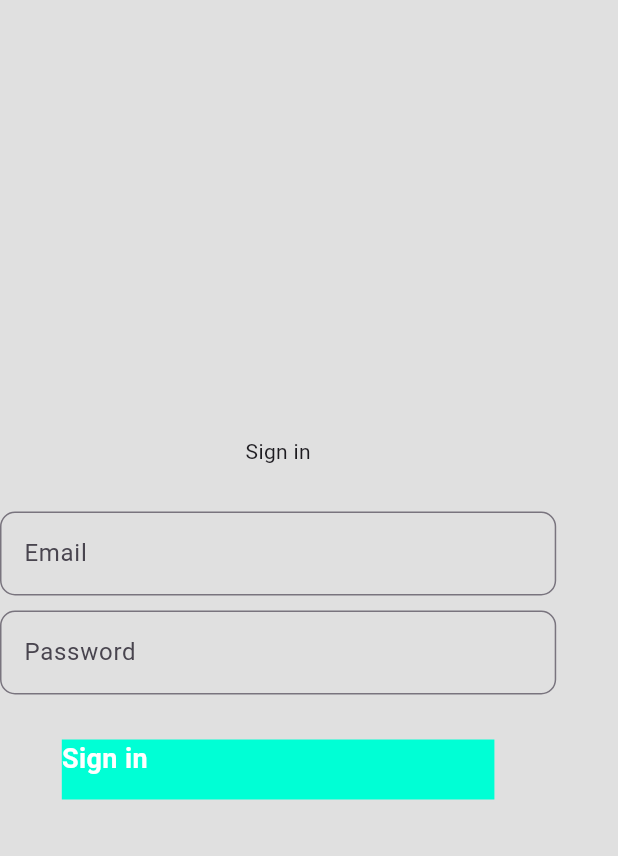
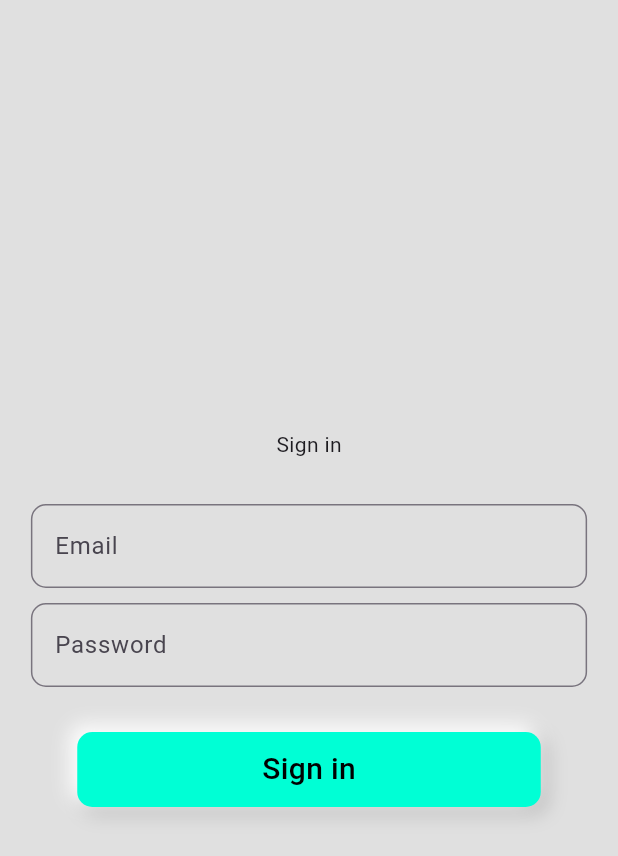
Before and after one commit to azimjaan21/get_topik_korean_quiz, a Flutter app: the screen it shows after launch, on a phone screen of 412 x 824 dp. Shown: the top 856 px of the screen. Run offline on Flutter 3.47's test engine with Material 3 defaults, Android fonts, the light colour scheme and no system bars; our stand-ins replace animated_splash_screen, firebase_core, flutter_tts; accounts and stored records are empty.

Commit message:
fixing design of login

```diff
--- a/lib/auth/sign_in_screen.dart
+++ b/lib/auth/sign_in_screen.dart
@@ -16,10 +16,13 @@ class _SignInScreenState extends State<SignInScreen> {
 
   @override
   Widget build(BuildContext context) {
-    return SafeArea(
+    return GestureDetector(
+      onTap: () => FocusScope.of(context).unfocus(),
+      child: SafeArea(
         child: Scaffold(
           backgroundColor: AppColors.background,
-        body: Column(
+          body: Center(
+            child: Column(
               children: [
                 const Spacer(),
                 const Text("Sign in"),
@@ -44,6 +47,8 @@ class _SignInScreenState extends State<SignInScreen> {
               ],
             ),
           ),
+        ),
+      ),
     );
   }
 }
--- a/lib/auth/sign_up_screen.dart
+++ b/lib/auth/sign_up_screen.dart
@@ -5,6 +5,13 @@ class SignUpScreen extends StatelessWidget {
 
   @override
   Widget build(BuildContext context) {
-    return const Placeholder();
+    return GestureDetector(
+      onTap: () => FocusScope.of(context).unfocus(),
+      child: const SafeArea(
+        child: Scaffold(
+          body: Column(),
+        ),
+      ),
+    );
   }
 }
--- a/lib/auth/widgets/custom_button.dart
+++ b/lib/auth/widgets/custom_button.dart
@@ -10,14 +10,31 @@ class CustomButton extends StatelessWidget {
     return InkWell(
       onTap: ontap,
       child: Container(
-        width: MediaQuery.sizeOf(context).width * 0.7,
-        height: 40,
+        width: MediaQuery.sizeOf(context).width * 0.75,
+        height: 50,
         decoration: BoxDecoration(
           color: AppColors.gettopikColor,
+          borderRadius: BorderRadius.circular(10),
+          boxShadow: const [
+            BoxShadow(
+              color: Color.fromRGBO(189, 189, 189, 1),
+              offset: Offset(4.0, 4.0),
+              blurRadius: 10.0,
+              spreadRadius: 1.0,
+            ),
+            BoxShadow(
+              color: Colors.white,
+              offset: Offset(-4.0, -4.0),
+              blurRadius: 10.0,
+              spreadRadius: 1.0,
+            ),
+          ],
         ),
-        child: Text(
-          text,
-          style: cardText,
+        child: Center(
+          child: Text(
+            text,
+            style: loginText,
+          ),
         ),
       ),
     );
--- a/lib/auth/widgets/custom_textfiled.dart
+++ b/lib/auth/widgets/custom_textfiled.dart
@@ -31,6 +31,7 @@ class _CustomTextFieldState extends State<CustomTextField> {
     return SizedBox(
       width: MediaQuery.sizeOf(context).width * 0.9,
       child: TextField(
+
         controller: widget.controller,
         decoration: InputDecoration(
           border: OutlineInputBorder(
--- a/lib/tools/styles.dart
+++ b/lib/tools/styles.dart
@@ -34,3 +34,9 @@ const quizWord = TextStyle(
   fontSize: 25,
   fontWeight: FontWeight.bold,
 );
+
+const loginText = TextStyle(
+  color: Colors.black,
+  fontSize: 20,
+  fontWeight: FontWeight.w500,
+);
```
Lines whose indentation alone changed are shown as unchanged.
